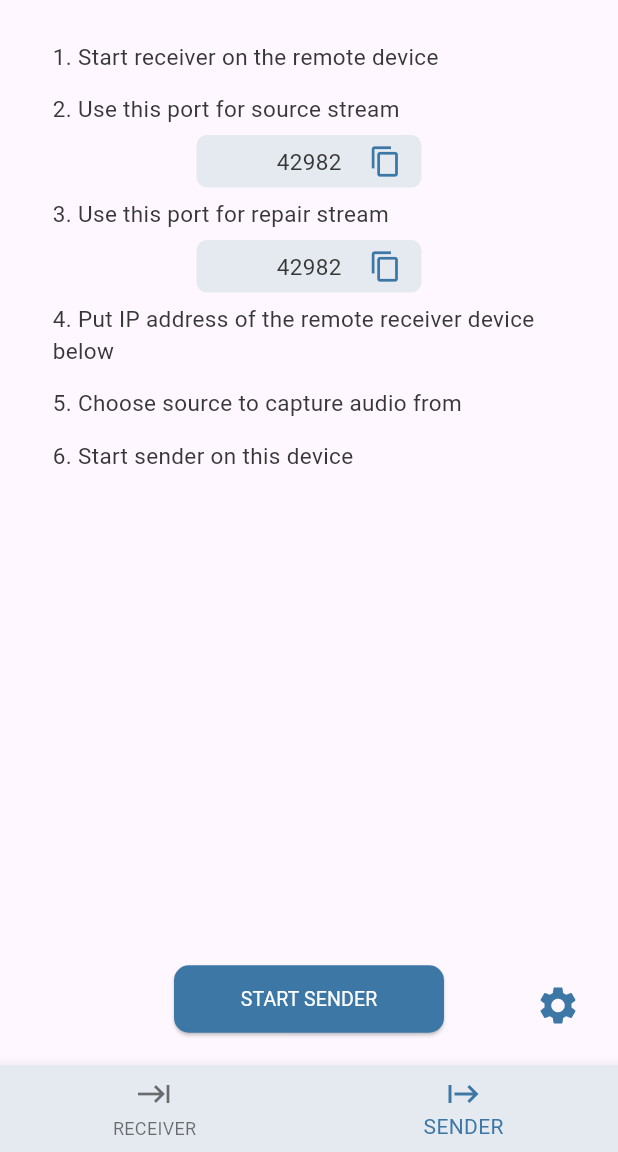
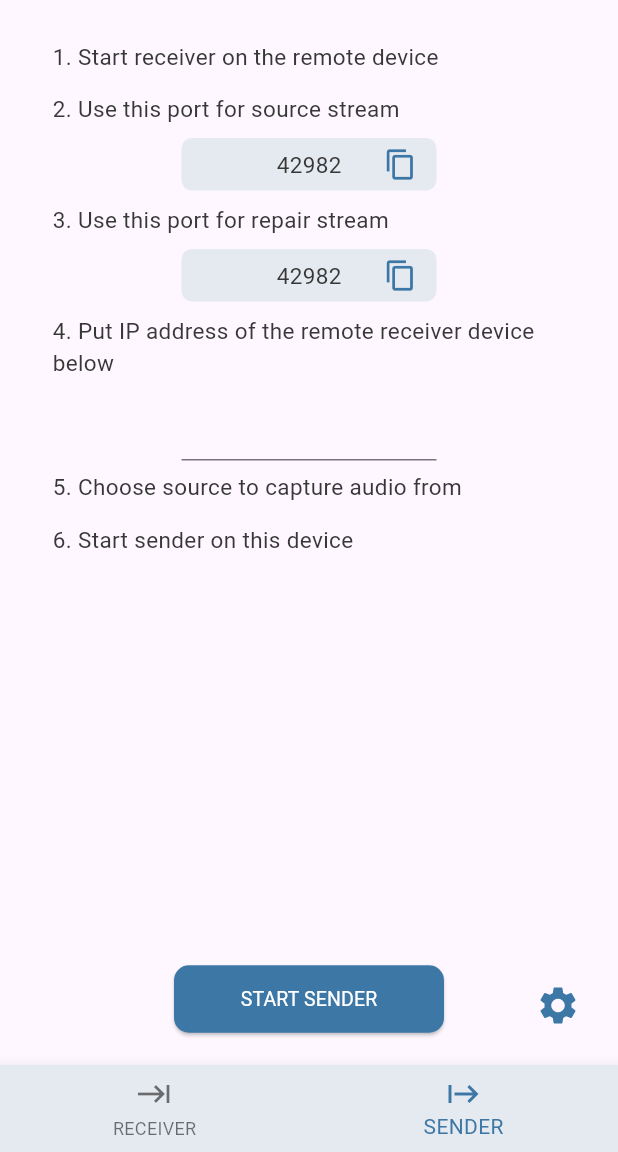
Before and after one commit to roc-streaming/roc-droid, a Flutter app: the screen it shows after launch, item 2 of the bottom bar chosen, after a tap on the "settings" icon, on a phone screen of 412 x 824 dp, the part 84-1236 px from its top. Run offline on Flutter 3.47's test engine with Material 3 defaults, Android fonts, the light colour scheme and no system bars; our stand-ins replace flutter_mobx, logger, mobx; missing offline and left inert: darq; generated files the repository leaves out were written again.

Commit message:
Add chip widgets

```diff
--- a/lib/src/model/receiver.dart
+++ b/lib/src/model/receiver.dart
@@ -61,6 +61,14 @@ abstract class _Receiver with Store {
     _logger.i('Receiver stopped');
   }
 
+  // Update collection of available receiver IP addresses.
+  @action
+  void setReceiverIPs(List<String> addresses) {
+    _receiverIPs = addresses;
+    _logger.d(
+        'Collection of available receiver IP addresses changed to: ${_receiverIPs}');
+  }
+
   // Update source port value
   @action
   void setSourcePort(int value) {
--- a/lib/src/model/sender.dart
+++ b/lib/src/model/sender.dart
@@ -83,4 +83,11 @@ abstract class _Sender with Store {
     _repairPort = value;
     _logger.d('Sender repair port value changed to: ${_repairPort}');
   }
+
+  // Update the active source port
+  @action
+  void setReceiverIP(String value) {
+    _receiverIP = value;
+    _logger.d('Sender active source port value changed to: ${_receiverIP}');
+  }
 }
--- /dev/null
+++ b/lib/src/ui/components/roc_chip.dart
@@ -0,0 +1,27 @@
+import 'package:flutter/material.dart';
+
+import '../styles/roc_colors.dart';
+
+/// Roc's custom chip widget.
+class RocChip extends Align {
+  RocChip({required Widget child})
+      : super(
+          alignment: Alignment.center,
+          child: Container(
+            padding: EdgeInsets.symmetric(vertical: 2.0),
+            child: DecoratedBox(
+              decoration: ShapeDecoration(
+                color: RocColors.lightBlue,
+                shape: RoundedRectangleBorder(
+                  borderRadius: BorderRadius.all(Radius.circular(7.0)),
+                ),
+              ),
+              child: Container(
+                width: 170.0,
+                height: 35.0,
+                child: child,
+              ),
+            ),
+          ),
+        );
+}
--- /dev/null
+++ b/lib/src/ui/components/roc_chip_column.dart
@@ -0,0 +1,35 @@
+import 'package:darq/darq.dart';
+import 'package:flutter/material.dart';
+import 'package:flutter_gen/gen_l10n/app_localizations.dart';
+import 'package:logger/logger.dart';
+
+import 'roc_data_chip.dart';
+import 'roc_warning_chip.dart';
+
+/// Roc's custom chip column widget.
+class RocChipColumn extends StatelessWidget {
+  final List<String> _entries;
+  final Logger _logger;
+
+  RocChipColumn(List<String> entries, Logger logger)
+      : _entries = entries,
+        _logger = logger;
+
+  List<Widget> formChipsList(BuildContext context) {
+    if (_entries.isEmpty) {
+      return List<Widget>.from(
+          [RocWarningChip(AppLocalizations.of(context)!.noIPsShortWarning)]);
+    }
+
+    return _entries
+        .select<Widget>((entry, i) => RocDataChip(entry, _logger))
+        .toList();
+  }
+
+  @override
+  Widget build(BuildContext context) {
+    return Column(
+      children: formChipsList(context),
+    );
+  }
+}
--- a/lib/src/ui/components/roc_data_chip.dart
+++ b/lib/src/ui/components/roc_data_chip.dart
@@ -3,22 +3,12 @@ import 'package:flutter/services.dart';
 import 'package:logger/logger.dart';
 
 import '../styles/roc_colors.dart';
+import 'roc_chip.dart';
 
-/// Roc's custom chip widget.
-class RocDataChip extends Align {
-  RocDataChip({required String text, required Logger logger})
+/// Roc's custom data chip widget.
+class RocDataChip extends RocChip {
+  RocDataChip(String text, Logger logger)
       : super(
-          alignment: Alignment.center,
-          child: DecoratedBox(
-            decoration: ShapeDecoration(
-              color: RocColors.lightBlue,
-              shape: RoundedRectangleBorder(
-                borderRadius: BorderRadius.all(Radius.circular(7.0)),
-              ),
-            ),
-            child: Container(
-              width: 150.0,
-              height: 35.0,
           child: Stack(
             alignment: Alignment.center,
             children: [
@@ -38,7 +28,5 @@ class RocDataChip extends Align {
               ),
             ],
           ),
-            ),
-          ),
         );
 }
--- a/lib/src/ui/components/roc_number_input.dart
+++ b/lib/src/ui/components/roc_number_input.dart
@@ -2,16 +2,21 @@ import 'package:flutter/material.dart';
 import 'package:flutter/services.dart';
 
 /// Roc's custom number input widget.
-class RocNumberInput extends TextFormField {
-  RocNumberInput({
-    required int initialValue,
-    required Function(int) function,
-  }) : super(
-          initialValue: initialValue == -1 ? '' : initialValue.toString(),
-          keyboardType: TextInputType.number,
-          inputFormatters: <TextInputFormatter>[
-            FilteringTextInputFormatter.digitsOnly
-          ],
-          onChanged: (value) => function(value.isEmpty ? -1 : int.parse(value)),
+class RocNumberInput extends Align {
+  RocNumberInput(String initialValue, Function(String) function)
+      : super(
+          alignment: Alignment.center,
+          child: Container(
+            width: 170,
+            child: TextFormField(
+              textAlign: TextAlign.center,
+              initialValue: initialValue,
+              keyboardType: TextInputType.number,
+              inputFormatters: <TextInputFormatter>[
+                FilteringTextInputFormatter.allow(RegExp(r'[\d\.]')),
+              ],
+              onChanged: (value) => function(value),
+            ),
+          ),
         );
 }
--- /dev/null
+++ b/lib/src/ui/components/roc_port_chip.dart
@@ -0,0 +1,23 @@
+import 'package:flutter/material.dart';
+import 'package:flutter_gen/gen_l10n/app_localizations.dart';
+import 'package:logger/logger.dart';
+
+import 'roc_data_chip.dart';
+import 'roc_warning_chip.dart';
+
+/// Roc's custom port chip widget.
+class RocPortChip extends StatelessWidget {
+  final int _port;
+  final Logger _logger;
+
+  RocPortChip(int port, Logger logger)
+      : _port = port,
+        _logger = logger;
+
+  @override
+  Widget build(BuildContext context) {
+    return _port <= 0
+        ? RocWarningChip(AppLocalizations.of(context)!.noPortShortWarning)
+        : RocDataChip(_port.toString(), _logger);
+  }
+}
--- a/lib/src/ui/components/roc_test_floating_button.dart
+++ b/lib/src/ui/components/roc_test_floating_button.dart
@@ -6,17 +6,34 @@ import '../../model/model_root.dart';
 import '../styles/roc_colors.dart';
 
 /// Roc's custom test floating button widget.
-class RocTestFloatingButton extends IconButton {
-  RocTestFloatingButton(ModelRoot modelRoot)
-      : super(
+class RocTestFloatingButton extends StatelessWidget {
+  final ModelRoot _modelRoot;
+
+  RocTestFloatingButton(ModelRoot modelRoot) : _modelRoot = modelRoot;
+
+  String formRandomIP() {
+    return '${Random().nextInt(99)}.${Random().nextInt(99)}.'
+        '${Random().nextInt(99)}.${Random().nextInt(99)}';
+  }
+
+  List<String> formRandomIPs() {
+    return List<String>.generate(
+        Random().nextInt(4), (index) => formRandomIP());
+  }
+
+  @override
+  Widget build(BuildContext context) {
+    return IconButton(
       onPressed: () => {
-            modelRoot.receiver.setSourcePort(Random().nextInt(99999)),
-            modelRoot.receiver.setRepairPort(Random().nextInt(99999)),
-            modelRoot.sender.setSourcePort(Random().nextInt(99999)),
-            modelRoot.sender.setRepairPort(Random().nextInt(99999)),
+        _modelRoot.receiver.setReceiverIPs(formRandomIPs()),
+        _modelRoot.receiver.setSourcePort(Random().nextInt(99999)),
+        _modelRoot.receiver.setRepairPort(Random().nextInt(99999)),
+        _modelRoot.sender.setSourcePort(Random().nextInt(99999)),
+        _modelRoot.sender.setRepairPort(Random().nextInt(99999)),
       },
       icon: Icon(Icons.settings),
       iconSize: 30.0,
       color: RocColors.mainBlue,
     );
   }
+}
--- /dev/null
+++ b/lib/src/ui/components/roc_warning_chip.dart
@@ -0,0 +1,21 @@
+import 'package:flutter/material.dart';
+
+import '../styles/roc_colors.dart';
+import 'roc_chip.dart';
+
+/// Roc's custom warning chip widget.
+class RocWarningChip extends RocChip {
+  RocWarningChip(String text)
+      : super(
+          child: Align(
+            alignment: Alignment.center,
+            child: Text(
+              text,
+              style: TextStyle(
+                color: RocColors.warningRed,
+                fontSize: 12,
+              ),
+            ),
+          ),
+        );
+}
--- a/lib/src/ui/localization/app_en.arb
+++ b/lib/src/ui/localization/app_en.arb
@@ -51,5 +51,11 @@
     "@startSenderButton": { "description": "Start sender button text" },
 
     "stopSenderButton": "STOP SENDER",
-    "@stopSenderButton": { "description": "Stop sender button text" }
+    "@stopSenderButton": { "description": "Stop sender button text" },
+
+    "noIPsShortWarning": "Warning: No IP addresses",
+    "@noIPsShortWarning": { "description": "Short chip warning: No IPs" },
+
+    "noPortShortWarning": "Warning: No port",
+    "@noPortShortWarning": { "description": "Short chip warning: No port" }
 }
--- a/lib/src/ui/receiver_page.dart
+++ b/lib/src/ui/receiver_page.dart
@@ -3,8 +3,9 @@ import 'package:flutter_gen/gen_l10n/app_localizations.dart';
 import 'package:flutter_mobx/flutter_mobx.dart';
 
 import '../model/model_root.dart';
-import 'components/roc_data_chip.dart';
+import 'components/roc_chip_column.dart';
 import 'components/roc_page_view.dart';
+import 'components/roc_port_chip.dart';
 import 'components/roc_stateful_button.dart';
 import 'components/roc_text_row.dart';
 
@@ -21,19 +22,19 @@ class ReceiverPage extends StatelessWidget {
       controllersColumn: [
         RocTextRow(AppLocalizations.of(context)!.receiverStartSenderStep),
         RocTextRow(AppLocalizations.of(context)!.receiverUseIPStep),
+        Observer(
+          builder: (_) =>
+              RocChipColumn(_modelRoot.receiver.receiverIPs, _modelRoot.logger),
+        ),
         RocTextRow(AppLocalizations.of(context)!.receiverSourceStreamStep),
         Observer(
-          builder: (_) => RocDataChip(
-            text: _modelRoot.receiver.sourcePort.toString(),
-            logger: _modelRoot.logger,
-          ),
+          builder: (_) =>
+              RocPortChip(_modelRoot.receiver.sourcePort, _modelRoot.logger),
         ),
         RocTextRow(AppLocalizations.of(context)!.receiverRepairStreamStep),
         Observer(
-          builder: (_) => RocDataChip(
-            text: _modelRoot.receiver.repairPort.toString(),
-            logger: _modelRoot.logger,
-          ),
+          builder: (_) =>
+              RocPortChip(_modelRoot.receiver.repairPort, _modelRoot.logger),
         ),
         RocTextRow(AppLocalizations.of(context)!.receiverStartStep),
       ],
--- a/lib/src/ui/sender_page.dart
+++ b/lib/src/ui/sender_page.dart
@@ -3,8 +3,9 @@ import 'package:flutter_gen/gen_l10n/app_localizations.dart';
 import 'package:flutter_mobx/flutter_mobx.dart';
 
 import '../model/model_root.dart';
-import 'components/roc_data_chip.dart';
+import 'components/roc_number_input.dart';
 import 'components/roc_page_view.dart';
+import 'components/roc_port_chip.dart';
 import 'components/roc_stateful_button.dart';
 import 'components/roc_text_row.dart';
 
@@ -22,19 +23,19 @@ class SenderPage extends StatelessWidget {
         RocTextRow(AppLocalizations.of(context)!.senderStartReceiverStep),
         RocTextRow(AppLocalizations.of(context)!.senderSourceStreamStep),
         Observer(
-          builder: (_) => RocDataChip(
-            text: _modelRoot.sender.sourcePort.toString(),
-            logger: _modelRoot.logger,
-          ),
+          builder: (_) =>
+              RocPortChip(_modelRoot.sender.sourcePort, _modelRoot.logger),
         ),
         RocTextRow(AppLocalizations.of(context)!.senderRepairStreamStep),
         Observer(
-          builder: (_) => RocDataChip(
-            text: _modelRoot.sender.repairPort.toString(),
-            logger: _modelRoot.logger,
-          ),
+          builder: (_) =>
+              RocPortChip(_modelRoot.sender.repairPort, _modelRoot.logger),
         ),
         RocTextRow(AppLocalizations.of(context)!.senderPutIPStep),
+        Observer(
+          builder: (_) => RocNumberInput(
+              _modelRoot.sender.receiverIP, _modelRoot.sender.setReceiverIP),
+        ),
         RocTextRow(AppLocalizations.of(context)!.senderChooseSourceStep),
         RocTextRow(AppLocalizations.of(context)!.senderStartStep),
       ],
--- a/lib/src/ui/styles/roc_colors.dart
+++ b/lib/src/ui/styles/roc_colors.dart
@@ -4,6 +4,7 @@ import 'package:flutter/material.dart';
 class RocColors {
   static const Color white = Colors.white;
   static const Color lightBlue = Color.fromARGB(255, 229, 234, 240);
+  static const Color warningRed = Color.fromARGB(255, 255, 0, 0);
   static const Color mainBlue = Color.fromARGB(255, 61, 119, 165);
   static const Color darkGray = Color.fromARGB(255, 55, 55, 55);
 }
--- a/pubspec.yaml
+++ b/pubspec.yaml
@@ -14,6 +14,7 @@ dependencies:
   logger: ^2.4.0
   mobx: ^2.3.3+2
   flutter_mobx: ^2.2.1+1
+  darq: ^2.0.0
 
 dev_dependencies:
   flutter_test:
```
Also changed, not shown: pubspec.lock. Lines whose indentation alone changed are shown as unchanged.
